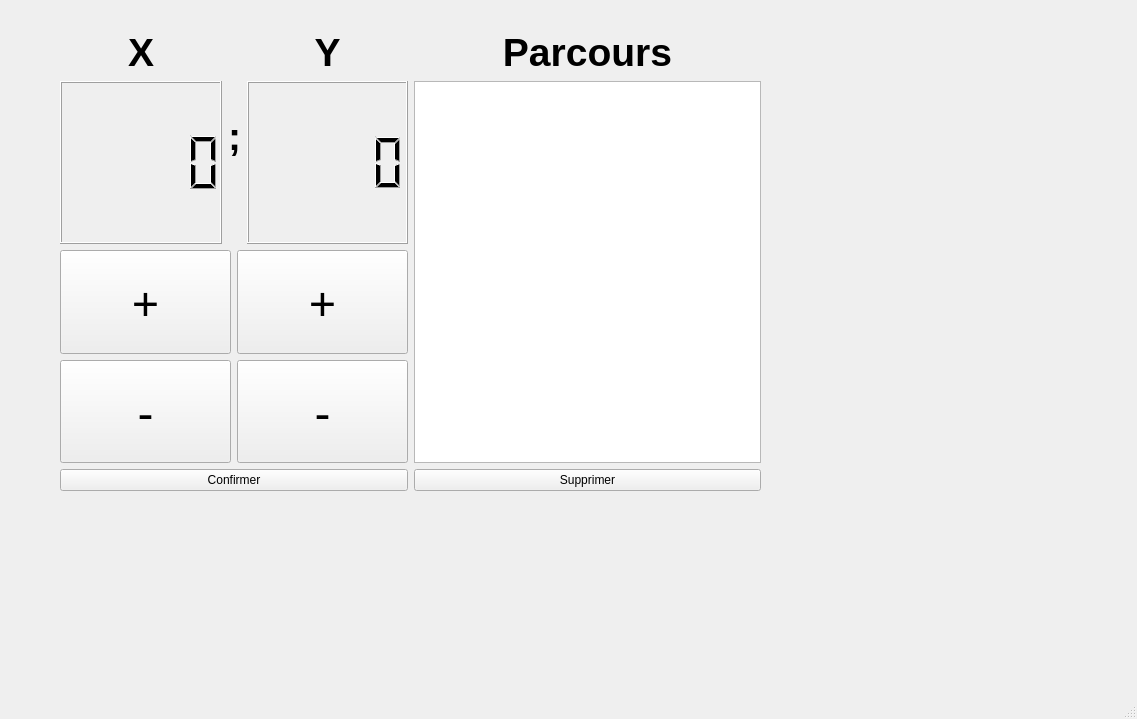
This is mainwindow.ui in NewMula/BACM-IHMProgMission2 as Qt 5 draws it before an edit. The edited form follows.
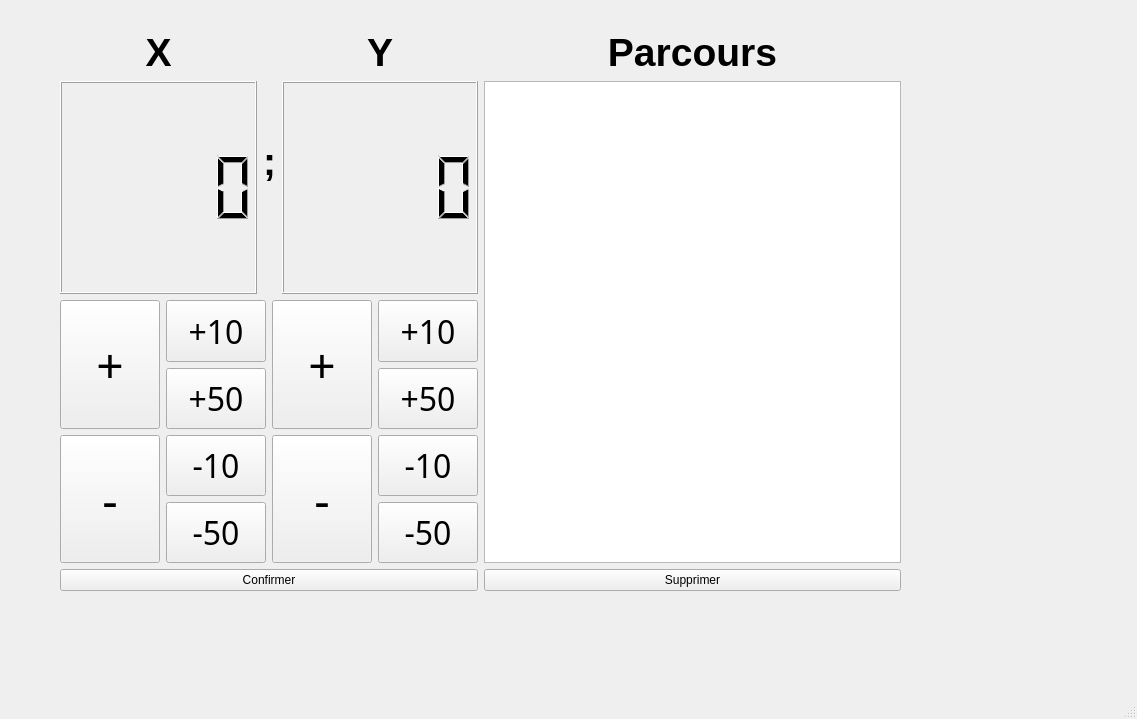
This is the edited form.

The edit to the form file:
```diff
--- a/mainwindow.ui
+++ b/mainwindow.ui
@@ -19,8 +19,8 @@
      <rect>
       <x>60</x>
       <y>30</y>
-      <width>701</width>
-      <height>461</height>
+      <width>841</width>
+      <height>561</height>
      </rect>
     </property>
     <layout class="QHBoxLayout" name="horizontalLayout_3">
@@ -121,6 +121,8 @@
          <item>
           <layout class="QVBoxLayout" name="verticalLayout_3">
            <item>
+            <layout class="QHBoxLayout" name="horizontalLayout_4">
+             <item>
             <widget class="QPushButton" name="pushButton_plusX">
              <property name="sizePolicy">
               <sizepolicy hsizetype="Ignored" vsizetype="Ignored">
@@ -141,6 +143,54 @@
             </widget>
            </item>
            <item>
+              <layout class="QVBoxLayout" name="verticalLayout_7">
+               <item>
+                <widget class="QPushButton" name="pushButton_plus10X">
+                 <property name="sizePolicy">
+                  <sizepolicy hsizetype="Ignored" vsizetype="Ignored">
+                   <horstretch>0</horstretch>
+                   <verstretch>0</verstretch>
+                  </sizepolicy>
+                 </property>
+                 <property name="font">
+                  <font>
+                   <family>Impact</family>
+                   <pointsize>24</pointsize>
+                   <bold>false</bold>
+                  </font>
+                 </property>
+                 <property name="text">
+                  <string>+10</string>
+                 </property>
+                </widget>
+               </item>
+               <item>
+                <widget class="QPushButton" name="pushButton_plus50X">
+                 <property name="sizePolicy">
+                  <sizepolicy hsizetype="Ignored" vsizetype="Ignored">
+                   <horstretch>0</horstretch>
+                   <verstretch>0</verstretch>
+                  </sizepolicy>
+                 </property>
+                 <property name="font">
+                  <font>
+                   <family>Impact</family>
+                   <pointsize>24</pointsize>
+                   <bold>false</bold>
+                  </font>
+                 </property>
+                 <property name="text">
+                  <string>+50</string>
+                 </property>
+                </widget>
+               </item>
+              </layout>
+             </item>
+            </layout>
+           </item>
+           <item>
+            <layout class="QHBoxLayout" name="horizontalLayout_5">
+             <item>
             <widget class="QPushButton" name="pushButton_moinsX">
              <property name="sizePolicy">
               <sizepolicy hsizetype="Ignored" vsizetype="Ignored">
@@ -160,11 +210,59 @@
              </property>
             </widget>
            </item>
+             <item>
+              <layout class="QVBoxLayout" name="verticalLayout_8">
+               <item>
+                <widget class="QPushButton" name="pushButton_moins10X">
+                 <property name="sizePolicy">
+                  <sizepolicy hsizetype="Ignored" vsizetype="Ignored">
+                   <horstretch>0</horstretch>
+                   <verstretch>0</verstretch>
+                  </sizepolicy>
+                 </property>
+                 <property name="font">
+                  <font>
+                   <family>Impact</family>
+                   <pointsize>24</pointsize>
+                   <bold>false</bold>
+                  </font>
+                 </property>
+                 <property name="text">
+                  <string>-10</string>
+                 </property>
+                </widget>
+               </item>
+               <item>
+                <widget class="QPushButton" name="pushButton_moins50X">
+                 <property name="sizePolicy">
+                  <sizepolicy hsizetype="Ignored" vsizetype="Ignored">
+                   <horstretch>0</horstretch>
+                   <verstretch>0</verstretch>
+                  </sizepolicy>
+                 </property>
+                 <property name="font">
+                  <font>
+                   <family>Impact</family>
+                   <pointsize>24</pointsize>
+                   <bold>false</bold>
+                  </font>
+                 </property>
+                 <property name="text">
+                  <string>-50</string>
+                 </property>
+                </widget>
+               </item>
+              </layout>
+             </item>
+            </layout>
+           </item>
           </layout>
          </item>
          <item>
           <layout class="QVBoxLayout" name="verticalLayout_4">
            <item>
+            <layout class="QHBoxLayout" name="horizontalLayout_6">
+             <item>
             <widget class="QPushButton" name="pushButton_plusY">
              <property name="sizePolicy">
               <sizepolicy hsizetype="Ignored" vsizetype="Ignored">
@@ -185,7 +283,55 @@
             </widget>
            </item>
            <item>
-            <widget class="QPushButton" name="pushButton_12">
+              <layout class="QVBoxLayout" name="verticalLayout_9">
+               <item>
+                <widget class="QPushButton" name="pushButton_plus10Y">
+                 <property name="sizePolicy">
+                  <sizepolicy hsizetype="Ignored" vsizetype="Ignored">
+                   <horstretch>0</horstretch>
+                   <verstretch>0</verstretch>
+                  </sizepolicy>
+                 </property>
+                 <property name="font">
+                  <font>
+                   <family>Impact</family>
+                   <pointsize>24</pointsize>
+                   <bold>false</bold>
+                  </font>
+                 </property>
+                 <property name="text">
+                  <string>+10</string>
+                 </property>
+                </widget>
+               </item>
+               <item>
+                <widget class="QPushButton" name="pushButton_plus50Y">
+                 <property name="sizePolicy">
+                  <sizepolicy hsizetype="Ignored" vsizetype="Ignored">
+                   <horstretch>0</horstretch>
+                   <verstretch>0</verstretch>
+                  </sizepolicy>
+                 </property>
+                 <property name="font">
+                  <font>
+                   <family>Impact</family>
+                   <pointsize>24</pointsize>
+                   <bold>false</bold>
+                  </font>
+                 </property>
+                 <property name="text">
+                  <string>+50</string>
+                 </property>
+                </widget>
+               </item>
+              </layout>
+             </item>
+            </layout>
+           </item>
+           <item>
+            <layout class="QHBoxLayout" name="horizontalLayout_7">
+             <item>
+              <widget class="QPushButton" name="pushButton_moinsY">
              <property name="sizePolicy">
               <sizepolicy hsizetype="Ignored" vsizetype="Ignored">
                <horstretch>0</horstretch>
@@ -203,6 +349,52 @@
               <string>-</string>
              </property>
             </widget>
+             </item>
+             <item>
+              <layout class="QVBoxLayout" name="verticalLayout_10">
+               <item>
+                <widget class="QPushButton" name="pushButton_moins10Y">
+                 <property name="sizePolicy">
+                  <sizepolicy hsizetype="Ignored" vsizetype="Ignored">
+                   <horstretch>0</horstretch>
+                   <verstretch>0</verstretch>
+                  </sizepolicy>
+                 </property>
+                 <property name="font">
+                  <font>
+                   <family>Impact</family>
+                   <pointsize>24</pointsize>
+                   <bold>false</bold>
+                  </font>
+                 </property>
+                 <property name="text">
+                  <string>-10</string>
+                 </property>
+                </widget>
+               </item>
+               <item>
+                <widget class="QPushButton" name="pushButton_moins50Y">
+                 <property name="sizePolicy">
+                  <sizepolicy hsizetype="Ignored" vsizetype="Ignored">
+                   <horstretch>0</horstretch>
+                   <verstretch>0</verstretch>
+                  </sizepolicy>
+                 </property>
+                 <property name="font">
+                  <font>
+                   <family>Impact</family>
+                   <pointsize>24</pointsize>
+                   <bold>false</bold>
+                  </font>
+                 </property>
+                 <property name="text">
+                  <string>-50</string>
+                 </property>
+                </widget>
+               </item>
+              </layout>
+             </item>
+            </layout>
            </item>
           </layout>
          </item>
```
Lines whose indentation alone changed are shown as unchanged.
